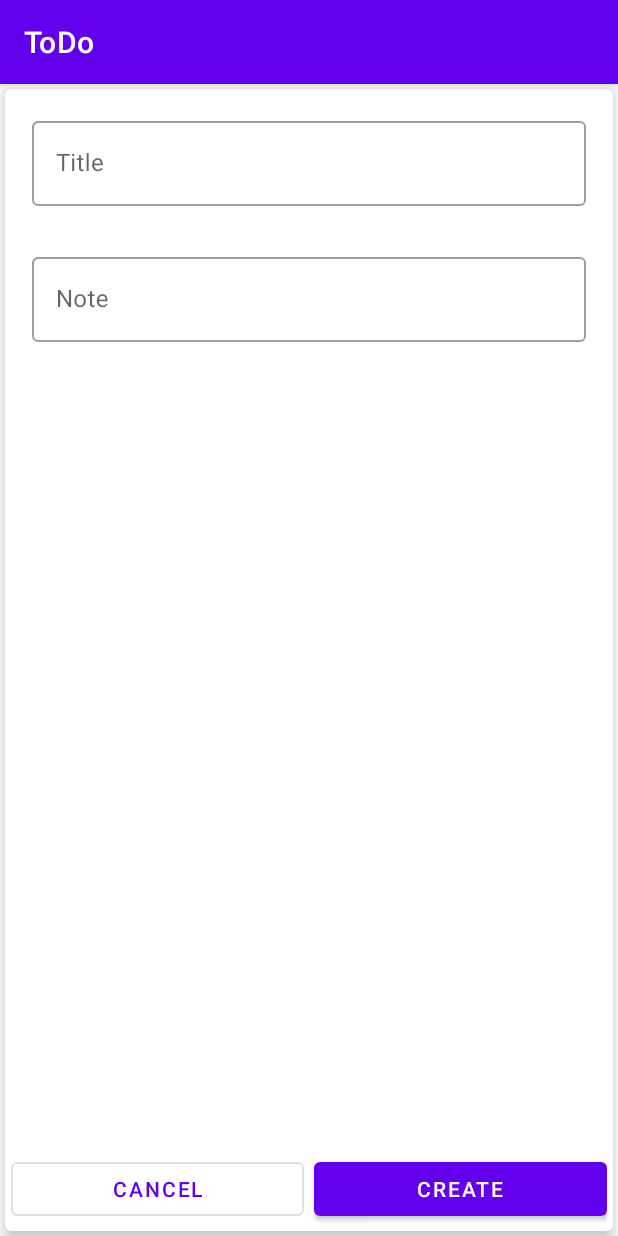
After one commit to KaungMaw-Aung/todo, an Android app: the ItemCreateModifyFragment screen opened through its navigation route, on a phone screen of 412 x 824 dp. The commit adds this screen. Run offline under Robolectric (Android 15) with nearby library versions, the phone set to English and light mode, and no system bars.

Commit message:
- added ItemCreateModifyFragment to create and modify tasks - design fragment_item_create_modify

```diff
--- a/app/src/main/AndroidManifest.xml
+++ b/app/src/main/AndroidManifest.xml
@@ -11,7 +11,8 @@
         android:theme="@style/Theme.ToDo">
         <activity
             android:name=".MainActivity"
-            android:exported="true">
+            android:exported="true"
+            android:windowSoftInputMode="adjustPan">
             <intent-filter>
                 <action android:name="android.intent.action.MAIN" />
 
--- /dev/null
+++ b/app/src/main/java/com/kaungmaw/todo/createmodify/ItemCreateModifyFragment.kt
@@ -0,0 +1,27 @@
+package com.kaungmaw.todo.createmodify
+
+import android.os.Bundle
+import android.view.LayoutInflater
+import android.view.View
+import android.view.ViewGroup
+import androidx.fragment.app.Fragment
+import com.kaungmaw.todo.databinding.FragmentItemCreateModifyBinding
+
+class ItemCreateModifyFragment : Fragment() {
+
+    private lateinit var binding: FragmentItemCreateModifyBinding
+
+    override fun onCreateView(
+        inflater: LayoutInflater, container: ViewGroup?,
+        savedInstanceState: Bundle?
+    ): View {
+        return FragmentItemCreateModifyBinding.inflate(inflater, container, false)
+            .also { binding = it }.root
+    }
+
+    override fun onViewCreated(view: View, savedInstanceState: Bundle?) {
+        super.onViewCreated(view, savedInstanceState)
+
+    }
+
+}
--- a/app/src/main/java/com/kaungmaw/todo/home/TodoListFragment.kt
+++ b/app/src/main/java/com/kaungmaw/todo/home/TodoListFragment.kt
@@ -6,6 +6,8 @@ import android.view.View
 import android.view.ViewGroup
 import android.widget.Toast
 import androidx.fragment.app.Fragment
+import androidx.navigation.fragment.findNavController
+import com.kaungmaw.todo.R
 import com.kaungmaw.todo.databinding.FragmentTodoListBinding
 
 class TodoListFragment : Fragment() {
@@ -24,7 +26,7 @@ class TodoListFragment : Fragment() {
         super.onViewCreated(view, savedInstanceState)
 
         binding.fabAddNewTodo.setOnClickListener {
-            Toast.makeText(requireContext(), "fab clicked!", Toast.LENGTH_LONG).show()
+            findNavController().navigate(R.id.itemCreateModifyFragment)
         }
     }
 
--- /dev/null
+++ b/app/src/main/res/layout/fragment_item_create_modify.xml
@@ -0,0 +1,105 @@
+<?xml version="1.0" encoding="utf-8"?>
+<com.google.android.material.card.MaterialCardView xmlns:android="http://schemas.android.com/apk/res/android"
+    xmlns:app="http://schemas.android.com/apk/res-auto"
+    xmlns:tools="http://schemas.android.com/tools"
+    android:layout_width="match_parent"
+    android:layout_height="match_parent"
+    android:layout_margin="3dp"
+    app:cardElevation="6dp"
+    tools:context=".createmodify.ItemCreateModifyFragment">
+
+    <ScrollView
+        android:layout_width="match_parent"
+        android:layout_height="match_parent"
+        android:fillViewport="true">
+
+        <androidx.constraintlayout.widget.ConstraintLayout
+            android:layout_width="match_parent"
+            android:layout_height="wrap_content">
+
+            <com.google.android.material.textfield.TextInputLayout
+                android:id="@+id/til_title"
+                style="@style/Widget.MaterialComponents.TextInputLayout.OutlinedBox"
+                android:layout_width="match_parent"
+                android:layout_height="wrap_content"
+                android:layout_marginHorizontal="18dp"
+                android:layout_marginTop="16dp"
+                android:hint="@string/title_hint"
+                app:errorEnabled="true"
+                app:layout_constraintEnd_toEndOf="parent"
+                app:layout_constraintStart_toStartOf="parent"
+                app:layout_constraintTop_toTopOf="parent">
+
+                <com.google.android.material.textfield.TextInputEditText
+                    android:id="@+id/tie_title"
+                    android:layout_width="match_parent"
+                    android:layout_height="wrap_content"
+                    android:singleLine="true" />
+
+            </com.google.android.material.textfield.TextInputLayout>
+
+            <com.google.android.material.textfield.TextInputLayout
+                android:id="@+id/til_note"
+                style="@style/Widget.MaterialComponents.TextInputLayout.OutlinedBox"
+                android:layout_width="match_parent"
+                android:layout_height="0dp"
+                android:layout_marginHorizontal="18dp"
+                android:layout_marginTop="8dp"
+                android:layout_marginBottom="8dp"
+                android:hint="@string/note_hint"
+                app:errorEnabled="true"
+                app:layout_constraintBottom_toTopOf="@+id/linearLayout"
+                app:layout_constraintEnd_toEndOf="parent"
+                app:layout_constraintStart_toStartOf="parent"
+                app:layout_constraintTop_toBottomOf="@+id/til_title">
+
+                <com.google.android.material.textfield.TextInputEditText
+                    android:id="@+id/tie_note"
+                    android:layout_width="match_parent"
+                    android:layout_height="wrap_content"
+                    android:inputType="text|textMultiLine"
+                    tools:layout_editor_absoluteX="22dp"
+                    tools:layout_editor_absoluteY="224dp" />
+
+            </com.google.android.material.textfield.TextInputLayout>
+
+            <LinearLayout
+                android:id="@+id/linearLayout"
+                android:layout_width="match_parent"
+                android:layout_height="wrap_content"
+                android:layout_marginStart="4dp"
+                android:layout_marginEnd="4dp"
+                android:layout_marginBottom="4dp"
+                android:orientation="horizontal"
+                app:layout_constraintBottom_toBottomOf="parent"
+                app:layout_constraintEnd_toEndOf="parent"
+                app:layout_constraintStart_toStartOf="parent">
+
+                <Button
+                    android:id="@+id/btn_cancel_entry"
+                    style="@style/Widget.MaterialComponents.Button.OutlinedButton"
+                    android:layout_width="0dp"
+                    android:layout_height="wrap_content"
+                    android:layout_weight="1"
+                    android:layout_marginEnd="3dp"
+                    android:text="@string/cancel"
+                    tools:layout_editor_absoluteX="158dp"
+                    tools:layout_editor_absoluteY="592dp" />
+
+                <Button
+                    android:id="@+id/btn_submit_entry"
+                    android:layout_width="0dp"
+                    android:layout_height="wrap_content"
+                    android:layout_weight="1"
+                    android:layout_marginStart="3dp"
+                    android:text="@string/confirm"
+                    tools:layout_editor_absoluteX="250dp"
+                    tools:layout_editor_absoluteY="585dp" />
+
+            </LinearLayout>
+
+        </androidx.constraintlayout.widget.ConstraintLayout>
+
+    </ScrollView>
+
+</com.google.android.material.card.MaterialCardView>
--- a/app/src/main/res/navigation/nav_graph.xml
+++ b/app/src/main/res/navigation/nav_graph.xml
@@ -9,5 +9,14 @@
         android:id="@+id/todoListFragment"
         android:name="com.kaungmaw.todo.home.TodoListFragment"
         android:label="fragment_todo_list"
-        tools:layout="@layout/fragment_todo_list" />
+        tools:layout="@layout/fragment_todo_list" >
+        <action
+            android:id="@+id/action_todoListFragment_to_itemCreateModifyFragment"
+            app:destination="@id/itemCreateModifyFragment" />
+    </fragment>
+    <fragment
+        android:id="@+id/itemCreateModifyFragment"
+        android:name="com.kaungmaw.todo.createmodify.ItemCreateModifyFragment"
+        android:label="fragment_item_create_modify"
+        tools:layout="@layout/fragment_item_create_modify" />
 </navigation>
--- a/app/src/main/res/values/strings.xml
+++ b/app/src/main/res/values/strings.xml
@@ -1,4 +1,8 @@
 <resources>
     <string name="app_name">ToDo</string>
+    <string name="title_hint">Title</string>
+    <string name="note_hint">Note</string>
+    <string name="confirm">Create</string>
+    <string name="cancel">Cancel</string>
 
 </resources>
```
